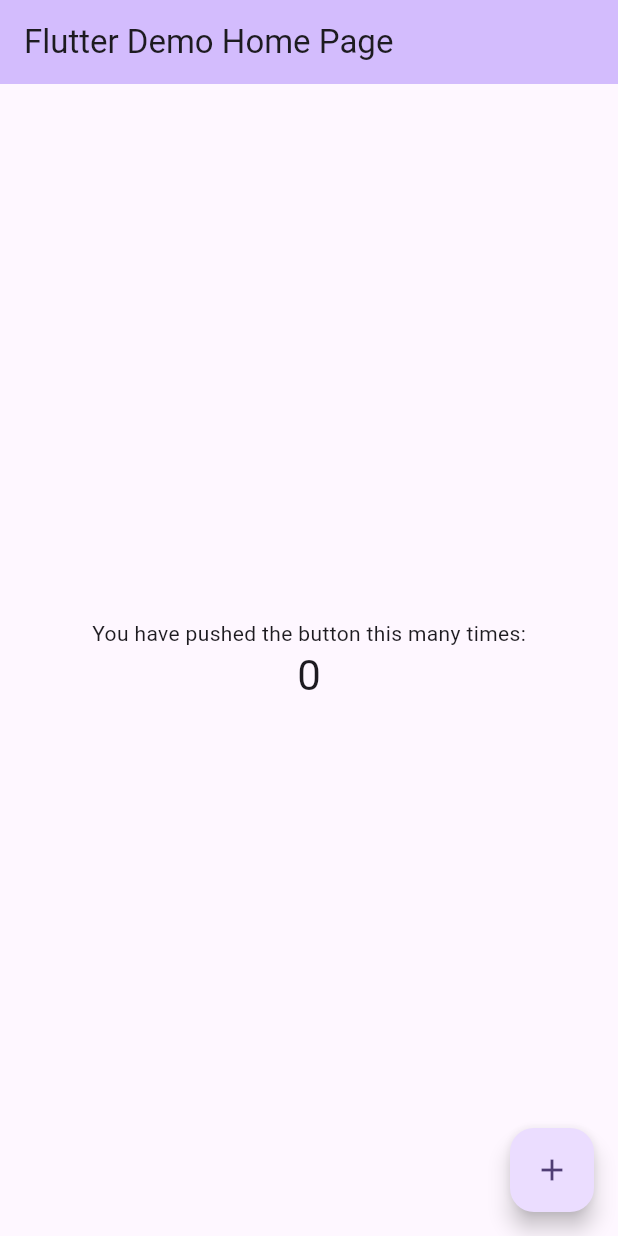
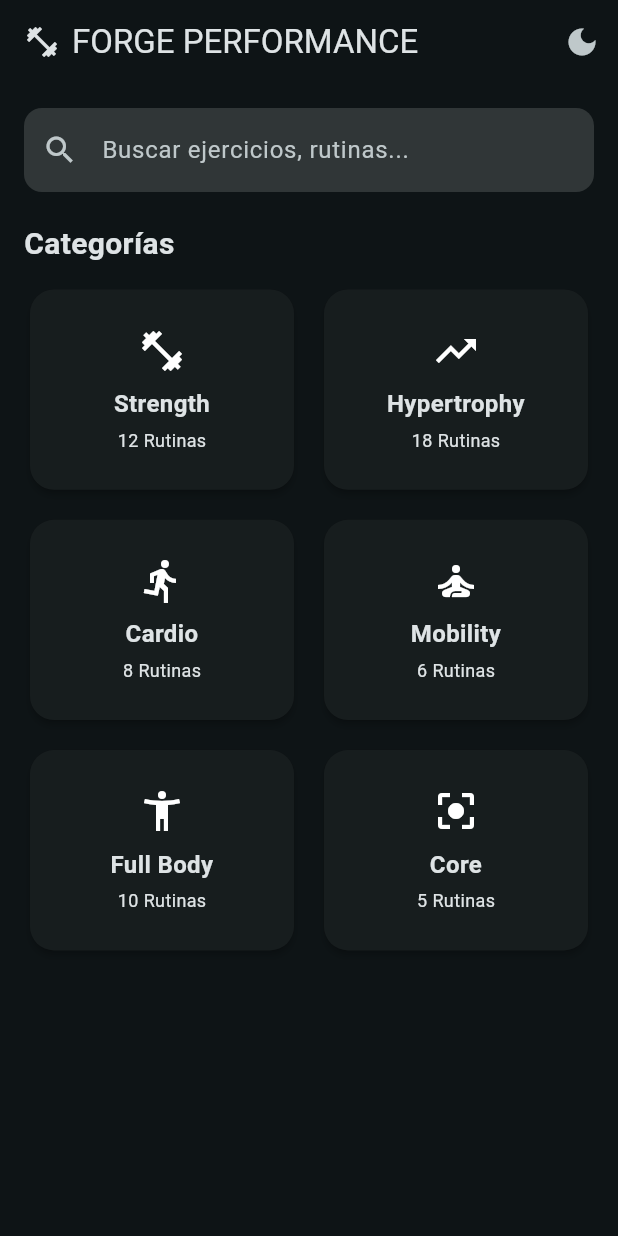
Before and after one commit to Salo140/app_gym, a Flutter app: the screen it shows after launch, on a phone screen of 412 x 824 dp. Run offline on Flutter 3.47's test engine with Material 3 defaults, Android fonts, the phone set to English and light mode, and no system bars.

Commit message:
Implementar pantalla de rutinas y temas

```diff
--- a/lib/main.dart
+++ b/lib/main.dart
@@ -1,121 +1,51 @@
 import 'package:flutter/material.dart';
+import 'screens/routines_screen.dart';
 
 void main() {
   runApp(const MyApp());
 }
 
-class MyApp extends StatelessWidget {
+class MyApp extends StatefulWidget {
   const MyApp({super.key});
 
-  // This widget is the root of your application.
   @override
-  Widget build(BuildContext context) {
-    return MaterialApp(
-      title: 'Flutter Demo',
-      theme: ThemeData(
-        // This is the theme of your application.
-        //
-        // TRY THIS: Try running your application with "flutter run". You'll see
-        // the application has a purple toolbar. Then, without quitting the app,
-        // try changing the seedColor in the colorScheme below to Colors.green
-        // and then invoke "hot reload" (save your changes or press the "hot
-        // reload" button in a Flutter-supported IDE, or press "r" if you used
-        // the command line to start the app).
-        //
-        // Notice that the counter didn't reset back to zero; the application
-        // state is not lost during the reload. To reset the state, use hot
-        // restart instead.
-        //
-        // This works for code too, not just values: Most code changes can be
-        // tested with just a hot reload.
-        colorScheme: .fromSeed(seedColor: Colors.deepPurple),
-      ),
-      home: const MyHomePage(title: 'Flutter Demo Home Page'),
-    );
-  }
+  State<MyApp> createState() => _MyAppState();
 }
 
-class MyHomePage extends StatefulWidget {
-  const MyHomePage({super.key, required this.title});
+class _MyAppState extends State<MyApp> {
+  ThemeMode _themeMode = ThemeMode.dark;
 
-  // This widget is the home page of your application. It is stateful, meaning
-  // that it has a State object (defined below) that contains fields that affect
-  // how it looks.
-
-  // This class is the configuration for the state. It holds the values (in this
-  // case the title) provided by the parent (in this case the App widget) and
-  // used by the build method of the State. Fields in a Widget subclass are
-  // always marked "final".
-
-  final String title;
-
-  @override
-  State<MyHomePage> createState() => _MyHomePageState();
-}
-
-class _MyHomePageState extends State<MyHomePage> {
-  int _counter = 0;
-
-  void _incrementCounter() {
+  void _toggleTheme() {
     setState(() {
-      // This call to setState tells the Flutter framework that something has
-      // changed in this State, which causes it to rerun the build method below
-      // so that the display can reflect the updated values. If we changed
-      // _counter without calling setState(), then the build method would not be
-      // called again, and so nothing would appear to happen.
-      _counter++;
+      _themeMode = _themeMode == ThemeMode.dark
+          ? ThemeMode.light
+          : ThemeMode.dark;
     });
   }
 
   @override
   Widget build(BuildContext context) {
-    // This method is rerun every time setState is called, for instance as done
-    // by the _incrementCounter method above.
-    //
-    // The Flutter framework has been optimized to make rerunning build methods
-    // fast, so that you can just rebuild anything that needs updating rather
-    // than having to individually change instances of widgets.
-    return Scaffold(
-      appBar: AppBar(
-        // TRY THIS: Try changing the color here to a specific color (to
-        // Colors.amber, perhaps?) and trigger a hot reload to see the AppBar
-        // change color while the other colors stay the same.
-        backgroundColor: Theme.of(context).colorScheme.inversePrimary,
-        // Here we take the value from the MyHomePage object that was created by
-        // the App.build method, and use it to set our appbar title.
-        title: Text(widget.title),
+    return MaterialApp(
+      title: 'Forge Performance',
+      debugShowCheckedModeBanner: false,
+      themeMode: _themeMode,
+      theme: ThemeData(
+        colorScheme: ColorScheme.fromSeed(
+          seedColor: Colors.cyan,
+          brightness: Brightness.light,
+        ),
+        useMaterial3: true,
       ),
-      body: Center(
-        // Center is a layout widget. It takes a single child and positions it
-        // in the middle of the parent.
-        child: Column(
-          // Column is also a layout widget. It takes a list of children and
-          // arranges them vertically. By default, it sizes itself to fit its
-          // children horizontally, and tries to be as tall as its parent.
-          //
-          // Column has various properties to control how it sizes itself and
-          // how it positions its children. Here we use mainAxisAlignment to
-          // center the children vertically; the main axis here is the vertical
-          // axis because Columns are vertical (the cross axis would be
-          // horizontal).
-          //
-          // TRY THIS: Invoke "debug painting" (choose the "Toggle Debug Paint"
-          // action in the IDE, or press "p" in the console), to see the
-          // wireframe for each widget.
-          mainAxisAlignment: .center,
-          children: [
-            const Text('You have pushed the button this many times:'),
-            Text(
-              '$_counter',
-              style: Theme.of(context).textTheme.headlineMedium,
-            ),
-          ],
+      darkTheme: ThemeData(
+        colorScheme: ColorScheme.fromSeed(
+          seedColor: Colors.cyan,
+          brightness: Brightness.dark,
         ),
+        useMaterial3: true,
       ),
-      floatingActionButton: FloatingActionButton(
-        onPressed: _incrementCounter,
-        tooltip: 'Increment',
-        child: const Icon(Icons.add),
+      home: RoutinesScreen(
+        isDarkMode: _themeMode == ThemeMode.dark,
+        onToggleTheme: _toggleTheme,
       ),
     );
   }
--- a/lib/screens/routines_screen.dart
+++ b/lib/screens/routines_screen.dart
@@ -0,0 +1,114 @@
+import 'package:flutter/material.dart';
+
+class RoutinesScreen extends StatelessWidget {
+  final bool isDarkMode;
+  final VoidCallback onToggleTheme;
+
+  const RoutinesScreen({
+    super.key,
+    required this.isDarkMode,
+    required this.onToggleTheme,
+  });
+
+  @override
+  Widget build(BuildContext context) {
+    // Datos de ejemplo: categorías de rutinas
+    final List<Map<String, dynamic>> categories = [
+      {'name': 'Strength', 'count': 12, 'icon': Icons.fitness_center},
+      {'name': 'Hypertrophy', 'count': 18, 'icon': Icons.trending_up},
+      {'name': 'Cardio', 'count': 8, 'icon': Icons.directions_run},
+      {'name': 'Mobility', 'count': 6, 'icon': Icons.self_improvement},
+      {'name': 'Full Body', 'count': 10, 'icon': Icons.accessibility_new},
+      {'name': 'Core', 'count': 5, 'icon': Icons.center_focus_strong},
+    ];
+
+    return Scaffold(
+      appBar: AppBar(
+        title: Row(
+          children: [
+            const Icon(Icons.fitness_center),
+            const SizedBox(width: 8),
+            const Text('FORGE PERFORMANCE'),
+          ],
+        ),
+        actions: [
+          IconButton(
+            icon: Icon(isDarkMode ? Icons.dark_mode : Icons.light_mode),
+            onPressed: onToggleTheme,
+            tooltip: 'Cambiar tema',
+          ),
+        ],
+      ),
+      body: Padding(
+        padding: const EdgeInsets.all(16.0),
+        child: Column(
+          crossAxisAlignment: CrossAxisAlignment.start,
+          children: [
+            // Barra de búsqueda simple
+            TextField(
+              decoration: InputDecoration(
+                hintText: 'Buscar ejercicios, rutinas...',
+                prefixIcon: const Icon(Icons.search),
+                filled: true,
+                border: OutlineInputBorder(
+                  borderRadius: BorderRadius.circular(12),
+                  borderSide: BorderSide.none,
+                ),
+              ),
+            ),
+            const SizedBox(height: 20),
+            const Text(
+              'Categorías',
+              style: TextStyle(fontSize: 20, fontWeight: FontWeight.bold),
+            ),
+            const SizedBox(height: 12),
+            // Cuadrícula de categorías
+            Expanded(
+              child: GridView.builder(
+                itemCount: categories.length,
+                gridDelegate: const SliverGridDelegateWithFixedCrossAxisCount(
+                  crossAxisCount: 2,
+                  mainAxisSpacing: 12,
+                  crossAxisSpacing: 12,
+                  childAspectRatio: 1.3,
+                ),
+                itemBuilder: (context, index) {
+                  final category = categories[index];
+                  return Card(
+                    elevation: 2,
+                    shape: RoundedRectangleBorder(
+                      borderRadius: BorderRadius.circular(16),
+                    ),
+                    child: Padding(
+                      padding: const EdgeInsets.all(12.0),
+                      child: Column(
+                        mainAxisAlignment: MainAxisAlignment.center,
+                        children: [
+                          Icon(category['icon'] as IconData, size: 32),
+                          const SizedBox(height: 8),
+                          Text(
+                            category['name'] as String,
+                            style: const TextStyle(
+                              fontWeight: FontWeight.bold,
+                              fontSize: 16,
+                            ),
+                            textAlign: TextAlign.center,
+                          ),
+                          const SizedBox(height: 4),
+                          Text(
+                            '${category['count']} Rutinas',
+                            style: const TextStyle(fontSize: 12),
+                          ),
+                        ],
+                      ),
+                    ),
+                  );
+                },
+              ),
+            ),
+          ],
+        ),
+      ),
+    );
+  }
+}
```
